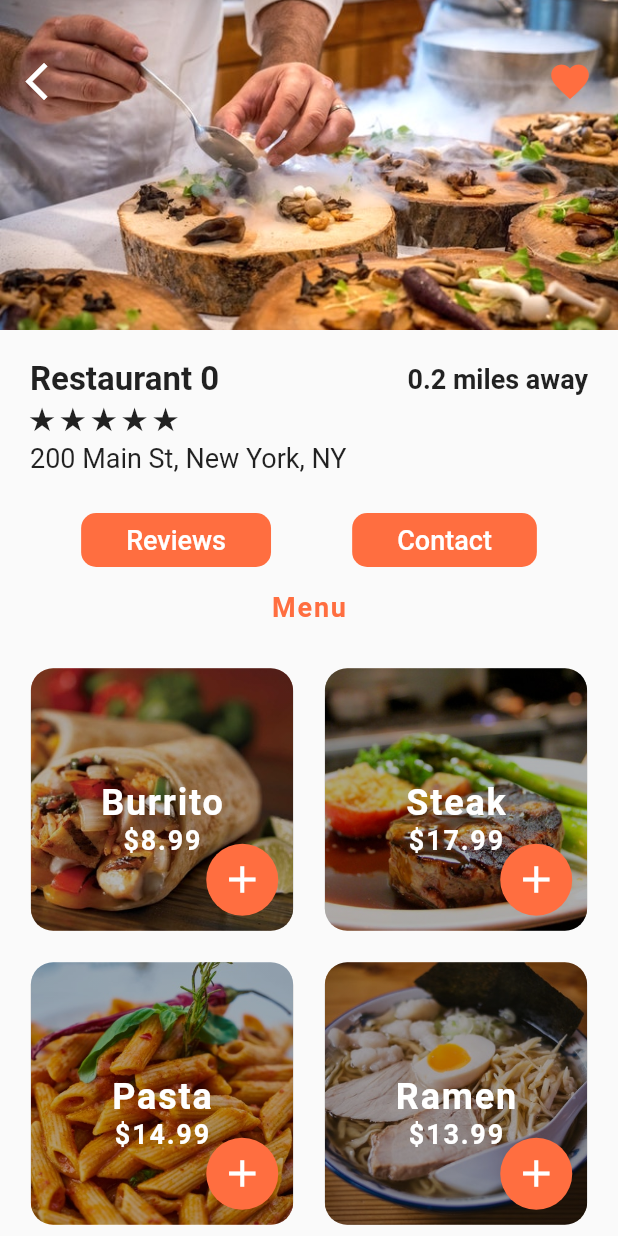
After one commit to iammazharul/flutter_food_delivery_ui, a Flutter app: the screen it shows after launch, after a tap on "Restaurant 0", on a phone screen of 412 x 824 dp. The commit adds this screen. Run offline on Flutter 3.47's test engine with Material 2 defaults, Android fonts, the phone set to English and light mode, and no system bars.

Commit message:
Restaurant Page Implemented

```diff
--- /dev/null
+++ b/lib/screens/restaurant_page.dart
@@ -0,0 +1,218 @@
+import 'package:flutter/cupertino.dart';
+import 'package:flutter/material.dart';
+import 'package:flutter_food_delivery_ui/models/food.dart';
+import 'package:flutter_food_delivery_ui/models/restaurant.dart';
+import 'package:flutter_food_delivery_ui/widgets/rating_stars.dart';
+
+class RestaurantPage extends StatefulWidget {
+  RestaurantPage({this.restaurant});
+
+  final Restaurant restaurant;
+  @override
+  _RestaurantPageState createState() => _RestaurantPageState();
+}
+
+class _RestaurantPageState extends State<RestaurantPage> {
+  _buildMenuItem(Food menuItem) {
+    return Center(
+      child: Stack(
+        alignment: Alignment.center,
+        children: <Widget>[
+          Container(
+            width: 175.0,
+            height: 175.0,
+            decoration: BoxDecoration(
+                image: DecorationImage(
+                    image: AssetImage(menuItem.imageUrl), fit: BoxFit.cover),
+                borderRadius: BorderRadius.circular(15.0)),
+          ),
+          Container(
+            width: 175.0,
+            height: 175.0,
+            decoration: BoxDecoration(
+              borderRadius: BorderRadius.circular(15.0),
+              gradient: LinearGradient(
+                begin: Alignment.topRight,
+                end: Alignment.bottomLeft,
+                colors: [
+                  Colors.black.withOpacity(0.3),
+                  Colors.black87.withOpacity(0.3),
+                  Colors.black54.withOpacity(0.3),
+                  Colors.black38.withOpacity(0.3),
+                ],
+                stops: [0.1, 0.4, 0.6, 0.9],
+              ),
+            ),
+          ),
+          Positioned(
+            bottom: 50.0,
+            child: Column(
+              children: <Widget>[
+                Text(
+                  menuItem.name,
+                  style: TextStyle(
+                      color: Colors.white,
+                      fontSize: 24.0,
+                      fontWeight: FontWeight.bold,
+                      letterSpacing: 1.2),
+                ),
+                Text(
+                  '\$${menuItem.price}',
+                  style: TextStyle(
+                      color: Colors.white,
+                      fontSize: 18.0,
+                      fontWeight: FontWeight.bold,
+                      letterSpacing: 1.2),
+                ),
+              ],
+            ),
+          ),
+          Positioned(
+            bottom: 10.0,right: 10.0,
+            child: Container(
+              decoration: BoxDecoration(
+                color: Theme.of(context).primaryColor,
+                borderRadius: BorderRadius.circular(30.0),
+              ),
+              child: IconButton(
+                icon: Icon(Icons.add),
+                onPressed: () {},
+                iconSize: 30.0,
+                color: Colors.white,
+              ),
+            ),
+          ),
+        ],
+      ),
+    );
+  }
+
+  @override
+  Widget build(BuildContext context) {
+    return Scaffold(
+      body: Column(
+        children: <Widget>[
+          Stack(
+            children: <Widget>[
+              Hero(
+                tag: widget.restaurant.imageUrl,
+                child: Image(
+                  width: MediaQuery.of(context).size.width,
+                  height: 220.0,
+                  image: AssetImage(widget.restaurant.imageUrl),
+                  fit: BoxFit.cover,
+                ),
+              ),
+              Padding(
+                padding: EdgeInsets.symmetric(horizontal: 8.0, vertical: 30.0),
+                child: Row(
+                  mainAxisAlignment: MainAxisAlignment.spaceBetween,
+                  children: <Widget>[
+                    IconButton(
+                      icon: Icon(Icons.arrow_back_ios),
+                      onPressed: () {
+                        Navigator.pop(context);
+                      },
+                      color: Colors.white,
+                      iconSize: 30.0,
+                    ),
+                    IconButton(
+                      icon: Icon(Icons.favorite),
+                      onPressed: () {
+                        Navigator.pop(context);
+                      },
+                      color: Theme.of(context).primaryColor,
+                      iconSize: 30.0,
+                    ),
+                  ],
+                ),
+              ),
+            ],
+          ),
+          Padding(
+            padding: EdgeInsets.all(20.0),
+            child: Column(
+              crossAxisAlignment: CrossAxisAlignment.start,
+              children: <Widget>[
+                Row(
+                  mainAxisAlignment: MainAxisAlignment.spaceBetween,
+                  children: <Widget>[
+                    Text(widget.restaurant.name,
+                        style: TextStyle(
+                          fontSize: 22.0,
+                          fontWeight: FontWeight.w600,
+                        )),
+                    Text('0.2 miles away',
+                        style: TextStyle(
+                          fontSize: 18.0,
+                          fontWeight: FontWeight.w600,
+                        )),
+                  ],
+                ),
+                RatingStars(widget.restaurant.rating),
+                SizedBox(
+                  height: 4.0,
+                ),
+                Text(widget.restaurant.address,
+                    style: TextStyle(
+                      fontSize: 18.0,
+                    )),
+              ],
+            ),
+          ),
+          Row(
+            mainAxisAlignment: MainAxisAlignment.spaceEvenly,
+            children: <Widget>[
+              FlatButton(
+                padding: EdgeInsets.symmetric(horizontal: 30.0),
+                color: Theme.of(context).primaryColor,
+                shape: RoundedRectangleBorder(
+                    borderRadius: BorderRadius.circular(10.0)),
+                onPressed: () {},
+                child: Text(
+                  'Reviews',
+                  style: TextStyle(fontSize: 18.0, color: Colors.white),
+                ),
+              ),
+              FlatButton(
+                padding: EdgeInsets.symmetric(horizontal: 30.0),
+                color: Theme.of(context).primaryColor,
+                shape: RoundedRectangleBorder(
+                    borderRadius: BorderRadius.circular(10.0)),
+                onPressed: () {},
+                child: Text(
+                  'Contact',
+                  style: TextStyle(fontSize: 18.0, color: Colors.white),
+                ),
+              ),
+            ],
+          ),
+          SizedBox(
+            height: 10.0,
+          ),
+          Text(
+            'Menu',
+            style: TextStyle(
+                fontSize: 18.0,
+                color: Theme.of(context).primaryColor,
+                fontWeight: FontWeight.w600,
+                letterSpacing: 1.2),
+          ),
+          SizedBox(
+            height: 10.0,
+          ),
+          Expanded(
+            child: GridView.count(
+              padding: EdgeInsets.all(10.0),
+              crossAxisCount: 2,
+              children: List.generate(widget.restaurant.menu.length, (index) {
+                Food food = widget.restaurant.menu[index];
+                return _buildMenuItem(food);
+              }),
+            ),
+          ),
+        ],
+      ),
+    );
+  }
+}
--- a/lib/widgets/nearby_restaurants.dart
+++ b/lib/widgets/nearby_restaurants.dart
@@ -1,28 +1,49 @@
 import 'package:flutter/material.dart';
 import 'package:flutter_food_delivery_ui/data/data.dart';
 import 'package:flutter_food_delivery_ui/models/restaurant.dart';
+import 'package:flutter_food_delivery_ui/screens/restaurant_page.dart';
 import 'package:flutter_food_delivery_ui/widgets/rating_stars.dart';
 
-class NearbyRestaurants extends StatelessWidget {
-  _buildRestaurants(){
+class NearbyRestaurants extends StatefulWidget {
+  @override
+  _NearbyRestaurantsState createState() => _NearbyRestaurantsState();
+}
+
+class _NearbyRestaurantsState extends State<NearbyRestaurants> {
+  _buildRestaurants() {
     List<Widget> restaurantList = [];
     restaurants.forEach((Restaurant restaurant) {
       restaurantList.add(
-        Container(
+        GestureDetector(
+          onTap: () {
+            Navigator.push(
+              context,
+              MaterialPageRoute(builder: (context) {
+                return RestaurantPage(
+                  restaurant: restaurant,
+                );
+              }),
+            );
+          },
+          child: Container(
             margin: EdgeInsets.symmetric(horizontal: 20.0, vertical: 10.0),
             decoration: BoxDecoration(
               color: Colors.white,
               borderRadius: BorderRadius.circular(15.0),
               border: Border.all(width: 1.0, color: Colors.grey[200]),
-          ),child: Row(
+            ),
+            child: Row(
               children: <Widget>[
                 ClipRRect(
                   borderRadius: BorderRadius.circular(15.0),
+                  child: Hero(
+                    tag: restaurant.imageUrl,
                     child: Image(
                       width: 150.0,
                       height: 150.0,
                       image: AssetImage(restaurant.imageUrl),
                       fit: BoxFit.cover,
+                    ),
                   ),
                 ),
                 Expanded(
@@ -70,20 +91,22 @@ class NearbyRestaurants extends StatelessWidget {
                     ),
                   ),
                 ),
-
               ],
             ),
-        )
+          ),
+        ),
       );
     });
-    return Column(children: restaurantList,);
+    return Column(
+      children: restaurantList,
+    );
   }
+
   @override
   Widget build(BuildContext context) {
     return Column(
       crossAxisAlignment: CrossAxisAlignment.start,
       children: <Widget>[
-
         Padding(
           padding: EdgeInsets.symmetric(horizontal: 20.0),
           child: Text(
```
Lines whose indentation alone changed are shown as unchanged.
